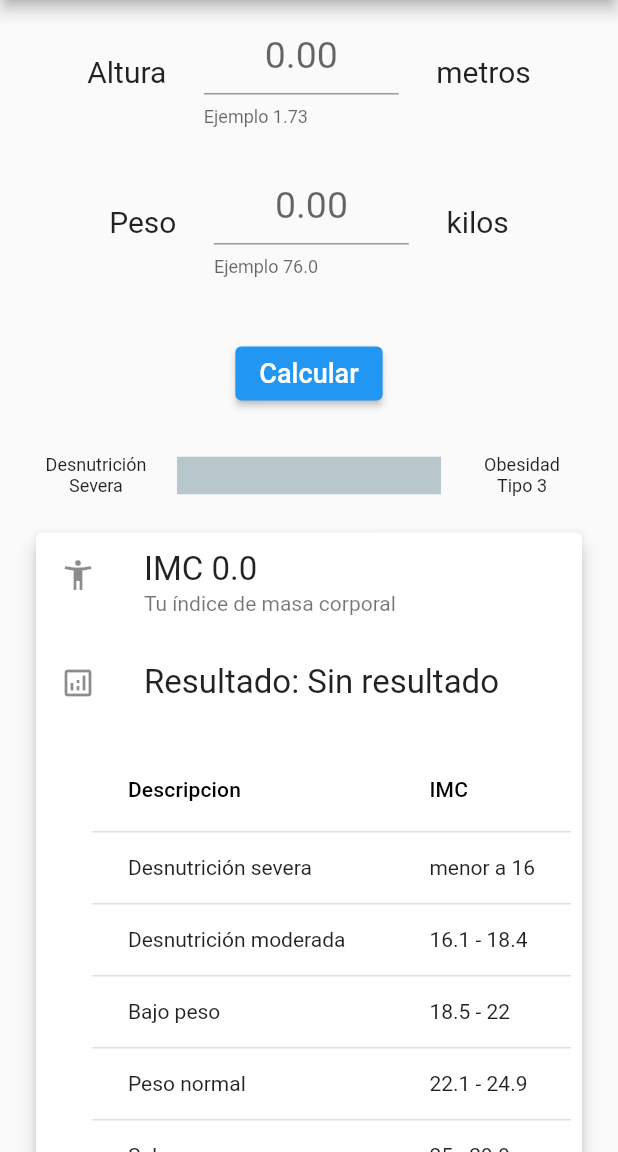
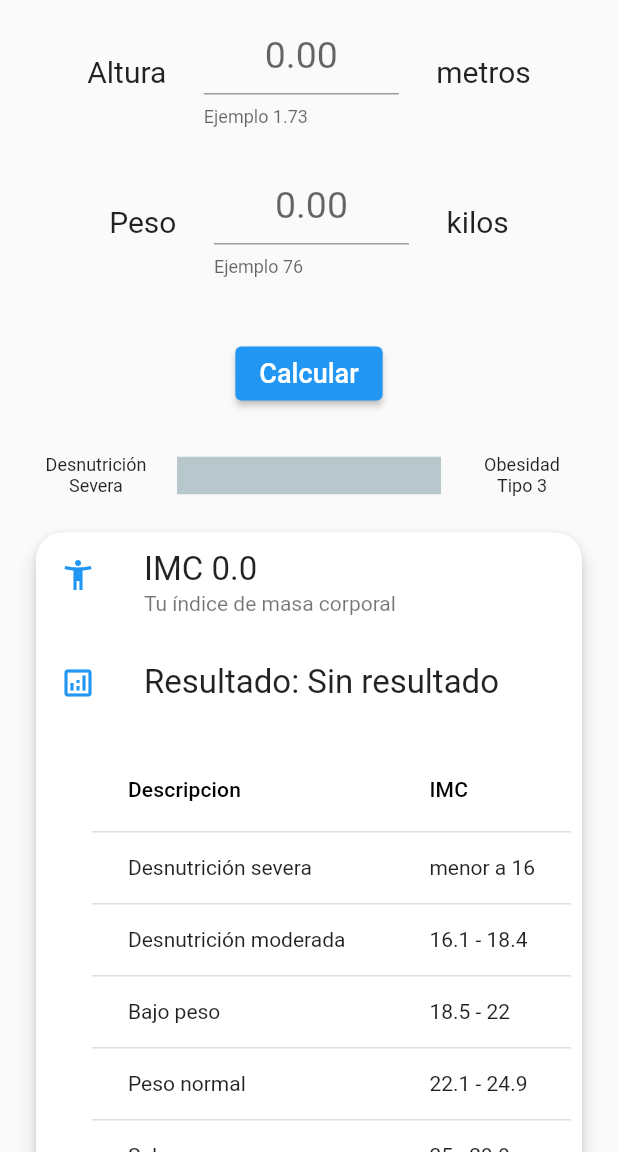
Before and after one commit to 0M1N1D0/calculadoraIMC, a Flutter app: the screen it shows after launch, on a phone screen of 412 x 824 dp, the part 84-1236 px from its top. Run offline on Flutter 3.47's test engine with Material 2 defaults, Android fonts, the phone set to English and light mode, and no system bars; drawn by our look-alikes of percent_indicator.

Commit message:
v0.8.10
Se redondean los bordes del Card. Se crea archivo de centralizacion de tema. Se extrae la tabla informativa como widget.

```diff
--- a/calculadora_imc/lib/main.dart
+++ b/calculadora_imc/lib/main.dart
@@ -3,6 +3,7 @@ import 'package:provider/provider.dart';
 
 import 'package:calculadora_imc/src/pages/my_home_page.dart';
 import 'package:calculadora_imc/src/providers/actualiza_imc.dart';
+import 'package:calculadora_imc/src/theme/app_theme.dart';
 
 void main() => runApp(const MyApp());
 
@@ -14,10 +15,11 @@ class MyApp extends StatelessWidget {
     return MultiProvider(
       // ----- implementación del provider
       providers: [ChangeNotifierProvider(create: (context) => ActualizaIMC())],
-      child: const MaterialApp(
+      child: MaterialApp(
         debugShowCheckedModeBanner: false,
         title: 'Material App',
-        home: SafeArea(
+        theme: AppTheme.temaLight,
+        home: const SafeArea(
           top: true,
           bottom: true,
           child: HomePage(),
--- /dev/null
+++ b/calculadora_imc/lib/src/theme/app_theme.dart
@@ -0,0 +1,12 @@
+import 'package:flutter/material.dart';
+
+class AppTheme {
+  static const Color primario = Colors.blue;
+  static ThemeData temaLight = ThemeData.light().copyWith(
+    primaryColor: Colors.blue,
+    appBarTheme: const AppBarTheme(
+      color: primario,
+      elevation: 0,
+    ),
+  );
+}
--- a/calculadora_imc/lib/src/widgets/card_result.dart
+++ b/calculadora_imc/lib/src/widgets/card_result.dart
@@ -1,7 +1,10 @@
 // import 'package:calculadora_imc/src/pages/my_home_page.dart';
 import 'package:flutter/material.dart';
+
 import 'package:calculadora_imc/src/providers/actualiza_imc.dart';
 import 'package:calculadora_imc/src/pages/my_home_page.dart';
+import 'package:calculadora_imc/src/widgets/table_card.dart';
+import 'package:calculadora_imc/src/theme/app_theme.dart';
 
 //import 'package:calculadora_imc/src/pages/my_home_page.dart';
 import 'package:provider/provider.dart';
@@ -19,11 +22,15 @@ class _CardResultsState extends State<CardResults> {
     ActualizaIMC imcProv = Provider.of<ActualizaIMC>(context);
     return Card(
       elevation: 5.0,
+      shape: RoundedRectangleBorder(borderRadius: BorderRadius.circular(18)),
       //color: Colors.amberAccent,
       child: Column(
         children: [
           ListTile(
-            leading: const Icon(Icons.accessibility_new),
+            leading: const Icon(
+              Icons.accessibility_new,
+              color: AppTheme.primario,
+            ),
             title: Text(
               'IMC ${imcProv.imcProvidersetGet}',
               textAlign: TextAlign.start,
@@ -32,7 +39,10 @@ class _CardResultsState extends State<CardResults> {
             subtitle: const Text('Tu índice de masa corporal'),
           ),
           ListTile(
-            leading: const Icon(Icons.analytics_outlined),
+            leading: const Icon(
+              Icons.analytics_outlined,
+              color: AppTheme.primario,
+            ),
             title: Text(
               'Resultado: $resultado',
               textAlign: TextAlign.start,
@@ -44,7 +54,7 @@ class _CardResultsState extends State<CardResults> {
           const SizedBox(height: 15),
           Container(
             //alignment: Alignment.bottomRight,
-            child: _myTable(),
+            child: const MyTableCard(),
             margin: const EdgeInsets.only(left: 30.0),
           ),
           const SizedBox(height: 15),
@@ -56,100 +66,100 @@ class _CardResultsState extends State<CardResults> {
   // *******************************************
   // TABLA
   // ********************************************
-  DataTable _myTable() {
-    return DataTable(
-      columns: const [
-        DataColumn(
-          label: Text('Descripcion'),
-        ),
-        DataColumn(
-          label: Text('IMC'),
-        ),
-      ],
-      rows: const [
-        DataRow(
-          cells: [
-            DataCell(
-              Text('Desnutrición severa'),
-            ),
-            DataCell(
-              Text('menor a 16'),
-            ),
-          ],
-        ),
-        DataRow(
-          cells: [
-            DataCell(
-              Text('Desnutrición moderada'),
-            ),
-            DataCell(
-              Text('16.1 - 18.4'),
-            ),
-          ],
-        ),
-        DataRow(
-          cells: [
-            DataCell(
-              Text('Bajo peso'),
-            ),
-            DataCell(
-              Text('18.5 - 22'),
-            ),
-          ],
-        ),
-        DataRow(
-          cells: [
-            DataCell(
-              Text('Peso normal'),
-            ),
-            DataCell(
-              Text('22.1 - 24.9'),
-            ),
-          ],
-        ),
-        DataRow(
-          cells: [
-            DataCell(
-              Text('Sobrepeso'),
-            ),
-            DataCell(
-              Text('25 - 29.9'),
-            ),
-          ],
-        ),
-        DataRow(
-          cells: [
-            DataCell(
-              Text('Obesidad tipo 1'),
-            ),
-            DataCell(
-              Text('30 - 34.9'),
-            ),
-          ],
-        ),
-        DataRow(
-          cells: [
-            DataCell(
-              Text('Obesidad tipo 2'),
-            ),
-            DataCell(
-              Text('35 - 39.9'),
-            ),
-          ],
-        ),
-        DataRow(
-          cells: [
-            DataCell(
-              Text('Obesidad tipo 3'),
-            ),
-            DataCell(
-              Text('mayor a 40'),
-            ),
-          ],
-        ),
-      ],
-    );
-  }
+  // DataTable _myTable() {
+  //   return DataTable(
+  //     columns: const [
+  //       DataColumn(
+  //         label: Text('Descripcion'),
+  //       ),
+  //       DataColumn(
+  //         label: Text('IMC'),
+  //       ),
+  //     ],
+  //     rows: const [
+  //       DataRow(
+  //         cells: [
+  //           DataCell(
+  //             Text('Desnutrición severa'),
+  //           ),
+  //           DataCell(
+  //             Text('menor a 16'),
+  //           ),
+  //         ],
+  //       ),
+  //       DataRow(
+  //         cells: [
+  //           DataCell(
+  //             Text('Desnutrición moderada'),
+  //           ),
+  //           DataCell(
+  //             Text('16.1 - 18.4'),
+  //           ),
+  //         ],
+  //       ),
+  //       DataRow(
+  //         cells: [
+  //           DataCell(
+  //             Text('Bajo peso'),
+  //           ),
+  //           DataCell(
+  //             Text('18.5 - 22'),
+  //           ),
+  //         ],
+  //       ),
+  //       DataRow(
+  //         cells: [
+  //           DataCell(
+  //             Text('Peso normal'),
+  //           ),
+  //           DataCell(
+  //             Text('22.1 - 24.9'),
+  //           ),
+  //         ],
+  //       ),
+  //       DataRow(
+  //         cells: [
+  //           DataCell(
+  //             Text('Sobrepeso'),
+  //           ),
+  //           DataCell(
+  //             Text('25 - 29.9'),
+  //           ),
+  //         ],
+  //       ),
+  //       DataRow(
+  //         cells: [
+  //           DataCell(
+  //             Text('Obesidad tipo 1'),
+  //           ),
+  //           DataCell(
+  //             Text('30 - 34.9'),
+  //           ),
+  //         ],
+  //       ),
+  //       DataRow(
+  //         cells: [
+  //           DataCell(
+  //             Text('Obesidad tipo 2'),
+  //           ),
+  //           DataCell(
+  //             Text('35 - 39.9'),
+  //           ),
+  //         ],
+  //       ),
+  //       DataRow(
+  //         cells: [
+  //           DataCell(
+  //             Text('Obesidad tipo 3'),
+  //           ),
+  //           DataCell(
+  //             Text('mayor a 40'),
+  //           ),
+  //         ],
+  //       ),
+  //     ],
+  //   );
+  // }
 
   // *******************************************
   // TEXTO TABLA
--- a/calculadora_imc/lib/src/widgets/row_altura.dart
+++ b/calculadora_imc/lib/src/widgets/row_altura.dart
@@ -2,6 +2,7 @@ import 'package:flutter/material.dart';
 
 // importa la variable altura
 import 'package:calculadora_imc/src/pages/my_home_page.dart';
+import 'package:calculadora_imc/src/theme/app_theme.dart';
 
 class MyRowAltura extends StatefulWidget {
   const MyRowAltura({
@@ -34,12 +35,17 @@ class _MyRowAlturaState extends State<MyRowAltura> {
             child: Padding(
               padding: const EdgeInsets.symmetric(horizontal: 25.0),
               child: TextField(
-                style: const TextStyle(fontSize: 25.0),
+                style: const TextStyle(
+                  fontSize: 25.0,
+                  //color: AppTheme.primario,
+                ),
                 keyboardType: TextInputType.number,
                 textAlign: TextAlign.center,
                 decoration: const InputDecoration(
                   hintText: '0.00',
                   helperText: 'Ejemplo 1.73',
+                  // fillColor: AppTheme.primario,
+                  // hoverColor: AppTheme.primario,
                 ),
                 onChanged: (String valor) {
                   altura = double.parse(valor);
--- a/calculadora_imc/lib/src/widgets/row_botones.dart
+++ b/calculadora_imc/lib/src/widgets/row_botones.dart
@@ -1,5 +1,6 @@
 //import 'dart:ui';
 
+import 'package:calculadora_imc/src/theme/app_theme.dart';
 import 'package:flutter/material.dart';
 import 'package:provider/provider.dart';
 
@@ -56,6 +57,9 @@ class _MyRowBotonesState extends State<MyRowBotones> {
   ElevatedButton _buttonCalcular(ActualizaIMC imcProv, String resultado) {
     String _imcString;
     return ElevatedButton(
+      style: ElevatedButton.styleFrom(
+        primary: AppTheme.primario,
+      ),
       //style: ButtonStyle(shape: BorderRadius.circular(5)),
       onPressed: () {
         setState(() {
--- a/calculadora_imc/lib/src/widgets/row_peso.dart
+++ b/calculadora_imc/lib/src/widgets/row_peso.dart
@@ -39,7 +39,7 @@ class _MyRowPesoState extends State<MyRowPeso> {
                 textAlign: TextAlign.center,
                 decoration: const InputDecoration(
                   hintText: '0.00',
-                  helperText: 'Ejemplo 76.0',
+                  helperText: 'Ejemplo 76',
                 ),
                 onChanged: (String valor) {
                   peso = double.parse(valor);
--- /dev/null
+++ b/calculadora_imc/lib/src/widgets/table_card.dart
@@ -0,0 +1,101 @@
+import 'package:flutter/material.dart';
+
+class MyTableCard extends StatelessWidget {
+  const MyTableCard({Key? key}) : super(key: key);
+
+  @override
+  Widget build(BuildContext context) {
+    return DataTable(
+      columns: const [
+        DataColumn(
+          label: Text('Descripcion'),
+        ),
+        DataColumn(
+          label: Text('IMC'),
+        ),
+      ],
+      rows: const [
+        DataRow(
+          cells: [
+            DataCell(
+              Text('Desnutrición severa'),
+            ),
+            DataCell(
+              Text('menor a 16'),
+            ),
+          ],
+        ),
+        DataRow(
+          cells: [
+            DataCell(
+              Text('Desnutrición moderada'),
+            ),
+            DataCell(
+              Text('16.1 - 18.4'),
+            ),
+          ],
+        ),
+        DataRow(
+          cells: [
+            DataCell(
+              Text('Bajo peso'),
+            ),
+            DataCell(
+              Text('18.5 - 22'),
+            ),
+          ],
+        ),
+        DataRow(
+          cells: [
+            DataCell(
+              Text('Peso normal'),
+            ),
+            DataCell(
+              Text('22.1 - 24.9'),
+            ),
+          ],
+        ),
+        DataRow(
+          cells: [
+            DataCell(
+              Text('Sobrepeso'),
+            ),
+            DataCell(
+              Text('25 - 29.9'),
+            ),
+          ],
+        ),
+        DataRow(
+          cells: [
+            DataCell(
+              Text('Obesidad tipo 1'),
+            ),
+            DataCell(
+              Text('30 - 34.9'),
+            ),
+          ],
+        ),
+        DataRow(
+          cells: [
+            DataCell(
+              Text('Obesidad tipo 2'),
+            ),
+            DataCell(
+              Text('35 - 39.9'),
+            ),
+          ],
+        ),
+        DataRow(
+          cells: [
+            DataCell(
+              Text('Obesidad tipo 3'),
+            ),
+            DataCell(
+              Text('mayor a 40'),
+            ),
+          ],
+        ),
+      ],
+    );
+  }
+}
```
